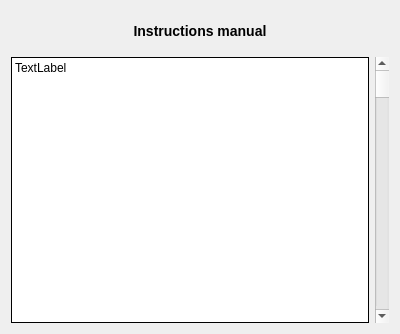
Above: VL1-project/helpwindow.ui from birkirk/vln1-35 before the change. Below: the same form after it.
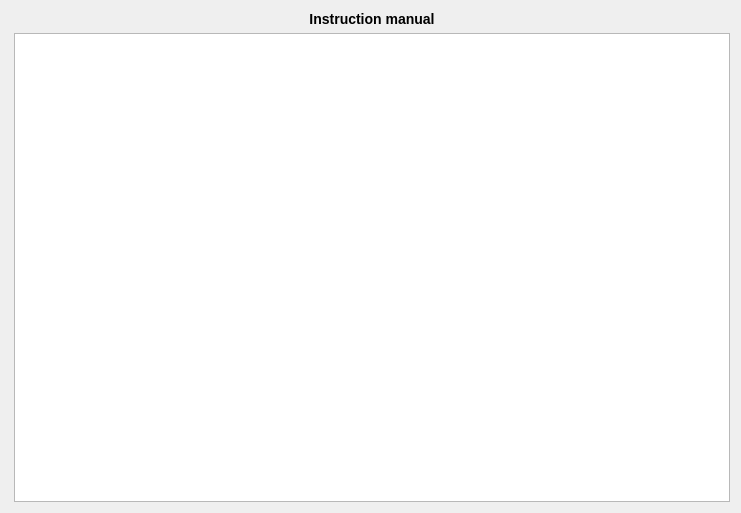
That is the form after the change.

Commit message: Instruction manual komin

The edit to the form file:
```diff
--- a/VL1-project/helpwindow.ui
+++ b/VL1-project/helpwindow.ui
@@ -6,26 +6,29 @@
    <rect>
     <x>0</x>
     <y>0</y>
-    <width>400</width>
-    <height>334</height>
+    <width>741</width>
+    <height>513</height>
    </rect>
   </property>
+  <property name="sizePolicy">
+   <sizepolicy hsizetype="Expanding" vsizetype="Expanding">
+    <horstretch>0</horstretch>
+    <verstretch>0</verstretch>
+   </sizepolicy>
+  </property>
   <property name="windowTitle">
    <string>Dialog</string>
   </property>
-  <layout class="QVBoxLayout" name="verticalLayout_3">
+  <layout class="QVBoxLayout" name="verticalLayout_2">
+   <property name="leftMargin">
+    <number>14</number>
+   </property>
    <item>
-    <layout class="QVBoxLayout" name="verticalLayout_2">
+    <layout class="QVBoxLayout" name="verticalLayout_4">
      <item>
       <widget class="QLabel" name="label">
-       <property name="maximumSize">
-        <size>
-         <width>16777215</width>
-         <height>40</height>
-        </size>
-       </property>
        <property name="text">
-        <string>&lt;h3&gt;Instructions manual&lt;/h3&gt;</string>
+        <string>&lt;html&gt;&lt;head/&gt;&lt;body&gt;&lt;p&gt;&lt;span style=&quot; font-size:large; font-weight:600;&quot;&gt;Instruction manual&lt;/span&gt;&lt;/p&gt;&lt;/body&gt;&lt;/html&gt;</string>
        </property>
        <property name="alignment">
         <set>Qt::AlignCenter</set>
@@ -33,41 +36,14 @@
       </widget>
      </item>
      <item>
-      <layout class="QHBoxLayout" name="horizontalLayout">
-       <item>
-        <widget class="QLabel" name="readme_label">
-         <property name="layoutDirection">
-          <enum>Qt::LeftToRight</enum>
-         </property>
-         <property name="styleSheet">
-          <string notr="true">background-color: #FFF;
-</string>
-         </property>
-         <property name="frameShape">
-          <enum>QFrame::Box</enum>
-         </property>
-         <property name="text">
-          <string>TextLabel</string>
-         </property>
-         <property name="alignment">
-          <set>Qt::AlignLeading|Qt::AlignLeft|Qt::AlignTop</set>
-         </property>
-        </widget>
-       </item>
-       <item>
-        <widget class="QScrollBar" name="verticalScrollBar">
-         <property name="layoutDirection">
-          <enum>Qt::LeftToRight</enum>
-         </property>
-         <property name="styleSheet">
-          <string notr="true"/>
-         </property>
-         <property name="orientation">
-          <enum>Qt::Vertical</enum>
-         </property>
-        </widget>
-       </item>
-      </layout>
+      <widget class="QTextEdit" name="input_readme">
+       <property name="lineWrapMode">
+        <enum>QTextEdit::NoWrap</enum>
+       </property>
+       <property name="readOnly">
+        <bool>true</bool>
+       </property>
+      </widget>
      </item>
     </layout>
    </item>
```
The commit also changes 5 other files.
